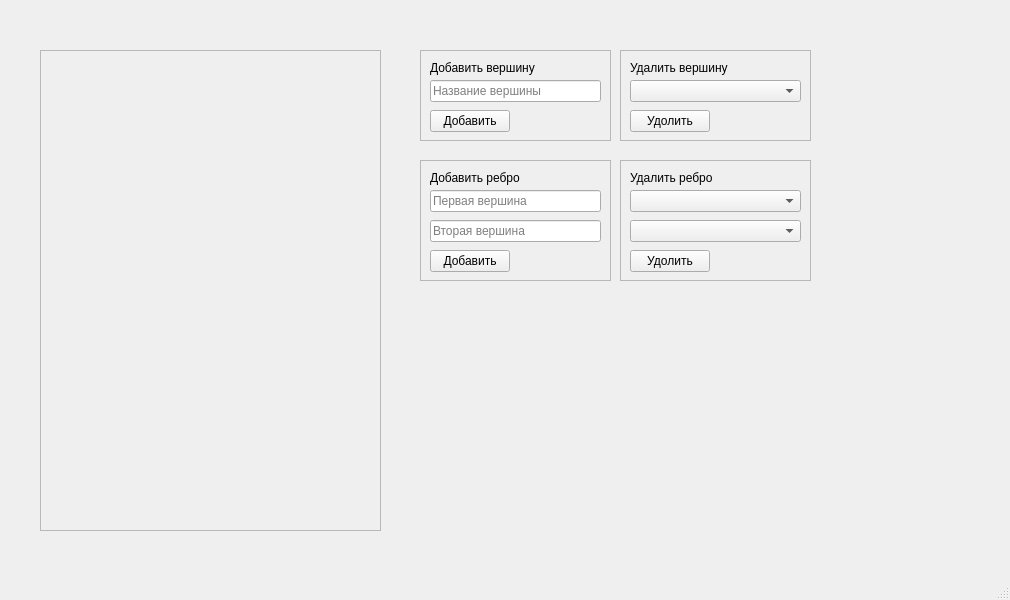
The window that design.ui (hirdle/graph) describes before a commit, drawn with Qt 5.
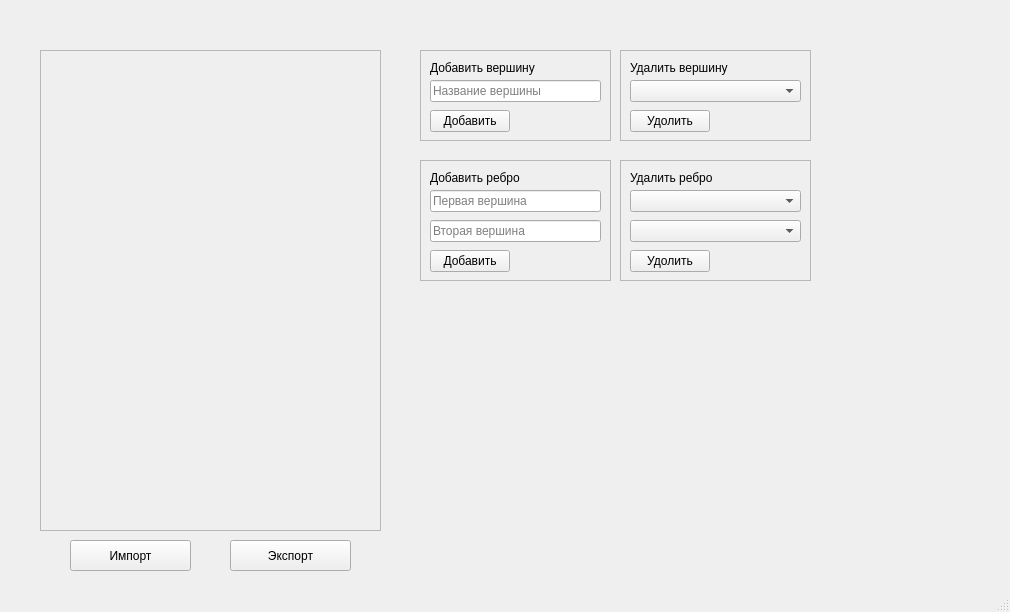
The same window after the commit.

Commit message: added import&export func

```diff
--- a/design.ui
+++ b/design.ui
@@ -7,7 +7,7 @@
     <x>0</x>
     <y>0</y>
     <width>1010</width>
-    <height>600</height>
+    <height>612</height>
    </rect>
   </property>
   <property name="windowTitle">
@@ -309,6 +309,32 @@
      </property>
     </widget>
    </widget>
+   <widget class="QPushButton" name="importBtn">
+    <property name="geometry">
+     <rect>
+      <x>70</x>
+      <y>540</y>
+      <width>121</width>
+      <height>31</height>
+     </rect>
+    </property>
+    <property name="text">
+     <string>Импорт</string>
+    </property>
+   </widget>
+   <widget class="QPushButton" name="exportBtn">
+    <property name="geometry">
+     <rect>
+      <x>230</x>
+      <y>540</y>
+      <width>121</width>
+      <height>31</height>
+     </rect>
+    </property>
+    <property name="text">
+     <string>Экспорт</string>
+    </property>
+   </widget>
   </widget>
   <widget class="QStatusBar" name="statusbar"/>
  </widget>
```
The commit also changes 3 other files.
